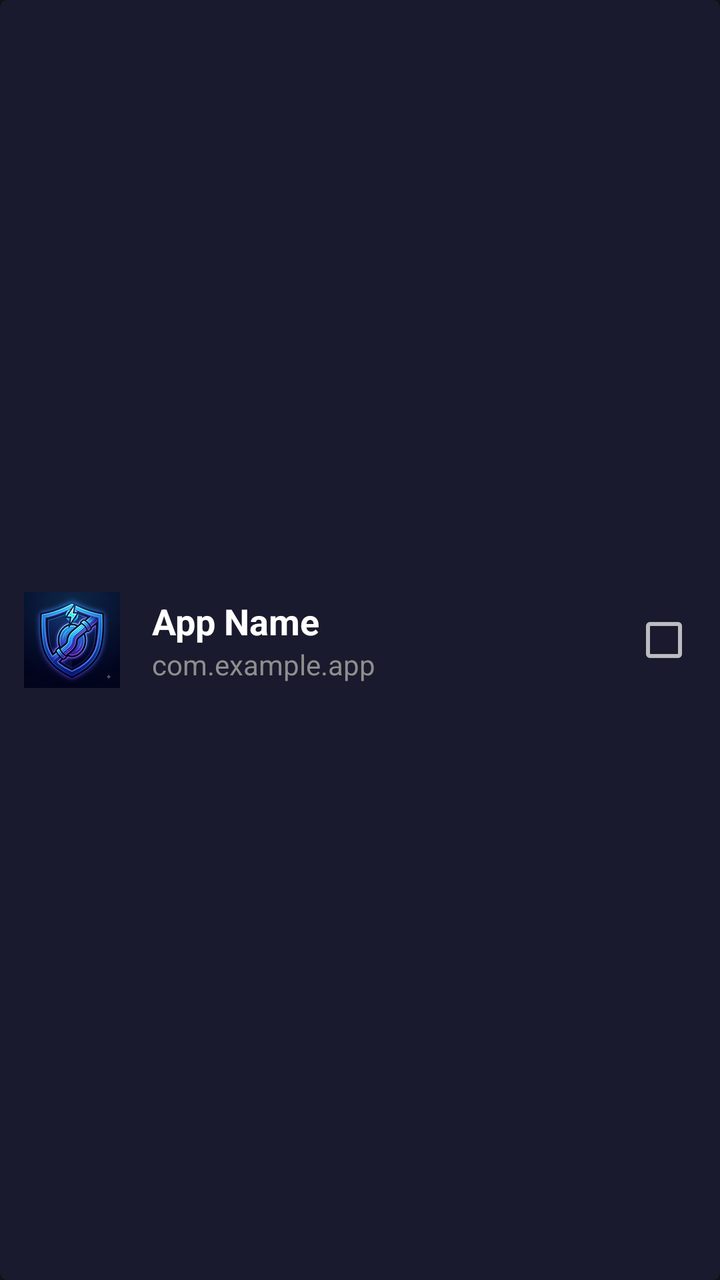
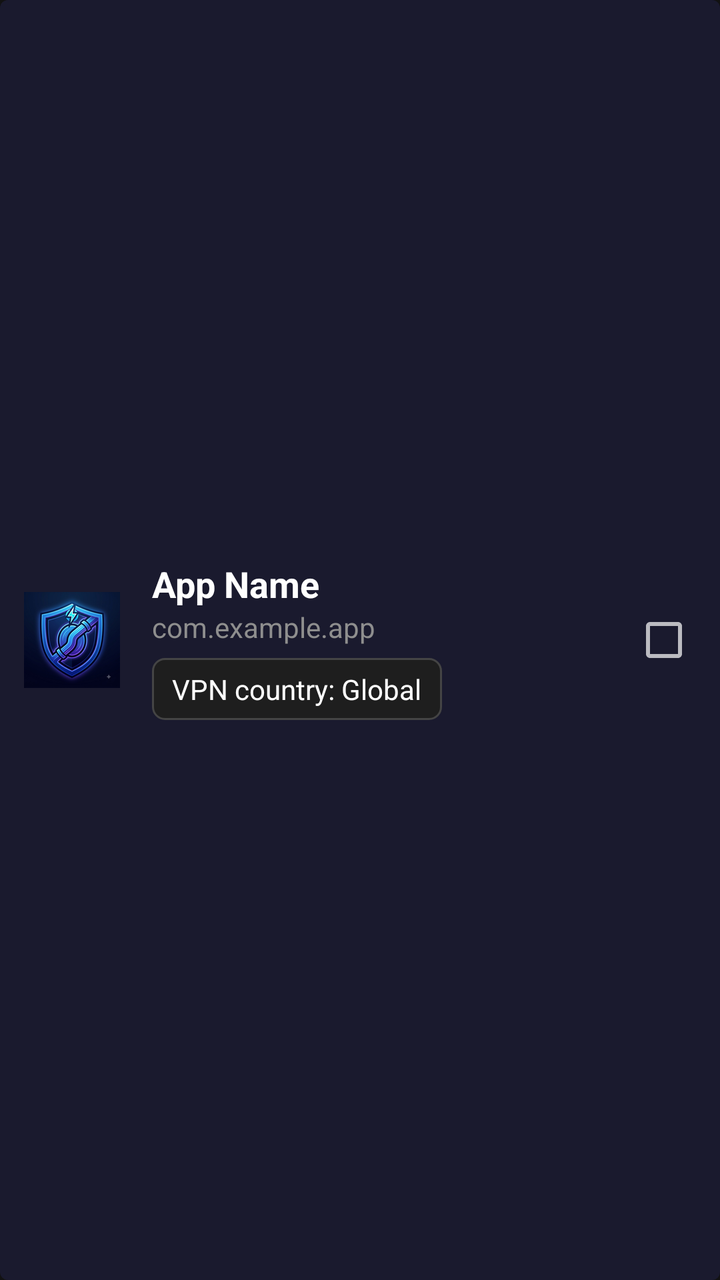

Compare the two renders of this Android layout. The source of the first and the diff that turns it into the second are given below.
<!-- AndroidManifest.xml: application theme Theme.TunnelGuard -->
<!-- res/layout/item_app_toggle.xml -->
<?xml version="1.0" encoding="utf-8"?>
<LinearLayout xmlns:android="http://schemas.android.com/apk/res/android"
    android:layout_width="match_parent"
    android:layout_height="wrap_content"
    android:orientation="horizontal"
    android:padding="12dp"
    android:gravity="center_vertical"
    android:background="@drawable/tv_item_selector"
    android:focusable="true"
    android:clickable="true"
    android:layout_marginBottom="4dp">

    <ImageView
        android:id="@+id/iv_app_icon"
        android:layout_width="48dp"
        android:layout_height="48dp"
        android:contentDescription="@null"
        android:importantForAccessibility="no"
        android:src="@drawable/ic_launcher" />

    <LinearLayout
        android:layout_width="0dp"
        android:layout_height="wrap_content"
        android:layout_weight="1"
        android:layout_marginStart="16dp"
        android:orientation="vertical">

        <TextView
            android:id="@+id/tv_app_name"
            android:layout_width="wrap_content"
            android:layout_height="wrap_content"
            android:textColor="@color/text_primary"
            android:textSize="18sp"
            android:textStyle="bold"
            android:text="App Name" />

        <TextView
            android:id="@+id/tv_app_package"
            android:layout_width="wrap_content"
            android:layout_height="wrap_content"
            android:textColor="@color/text_secondary"
            android:textSize="14sp"
            android:text="com.example.app" />

    </LinearLayout>

    <CheckBox
        android:id="@+id/cb_app_protect"
        android:layout_width="wrap_content"
        android:layout_height="wrap_content"
        android:focusable="false"
        android:clickable="false" />

</LinearLayout>
<!-- resources referenced by this layout -->
<resources>
  <color name="text_primary">#FFFFFF</color>
  <color name="text_secondary">#8E8E8E</color>
  <!-- drawable ic_launcher: png bitmap (drawable-hdpi, 9231 bytes) -->
  <!-- drawable tv_item_selector (drawable) -->
  <?xml version="1.0" encoding="utf-8"?>
  <selector xmlns:android="http://schemas.android.com/apk/res/android">
      <item android:state_focused="true">
          <shape android:shape="rectangle">
              <solid android:color="#2A2A3E" />
              <stroke android:width="2dp" android:color="@color/focus_highlight" />
              <corners android:radius="4dp" />
          </shape>
      </item>
      <item>
          <shape android:shape="rectangle">
              <solid android:color="#1A1A2E" />
              <corners android:radius="4dp" />
          </shape>
      </item>
  </selector>
  <style name="Theme.TunnelGuard" parent="Theme.AppCompat.NoActionBar">
          
          <item name="colorPrimary">@color/colorPrimary</item>
          <item name="colorPrimaryDark">@color/colorPrimaryDark</item>
          <item name="colorAccent">@color/colorAccent</item>
          <item name="android:windowBackground">@color/background_dark</item>
      </style>
  <color name="focus_highlight">#00ADB5</color>
  <color name="colorPrimary">#1A1A2E</color>
  <color name="colorPrimaryDark">#16213E</color>
  <color name="colorAccent">#E94560</color>
  <color name="background_dark">#121212</color>
</resources>

<!-- the commit's change to res/layout/item_app_toggle.xml (unified diff, before → after) -->
@@ -42,6 +42,20 @@
             android:textSize="14sp"
             android:text="com.example.app" />
 
+        <TextView
+            android:id="@+id/tv_app_country"
+            android:layout_width="wrap_content"
+            android:layout_height="wrap_content"
+            android:layout_marginTop="6dp"
+            android:background="@drawable/tv_button_selector"
+            android:clickable="true"
+            android:focusable="true"
+            android:paddingHorizontal="10dp"
+            android:paddingVertical="6dp"
+            android:text="VPN country: Global"
+            android:textColor="@color/text_primary"
+            android:textSize="14sp" />
+
     </LinearLayout>
 
     <CheckBox
<!-- resource entries referenced after the edit -->
@@ -3,6 +3,35 @@
   <color name="text_primary">#FFFFFF</color>
   <color name="text_secondary">#8E8E8E</color>
   <!-- drawable ic_launcher: png bitmap (drawable-hdpi, 9231 bytes) -->
+  <!-- drawable tv_button_selector (drawable) -->
+  <?xml version="1.0" encoding="utf-8"?>
+  <selector xmlns:android="http://schemas.android.com/apk/res/android">
+      
+      <item android:state_pressed="true">
+          <shape android:shape="rectangle">
+              <solid android:color="@color/colorAccent" />
+              <corners android:radius="6dp" />
+          </shape>
+      </item>
+  
+      
+      <item android:state_focused="true">
+          <shape android:shape="rectangle">
+              <solid android:color="@color/focus_highlight" />
+              <corners android:radius="6dp" />
+              <stroke android:width="2dp" android:color="#FFFFFF" />
+          </shape>
+      </item>
+  
+      
+      <item>
+          <shape android:shape="rectangle">
+              <solid android:color="@color/surface_dark" />
+              <corners android:radius="6dp" />
+              <stroke android:width="1dp" android:color="#444444" />
+          </shape>
+      </item>
+  </selector>
   <!-- drawable tv_item_selector (drawable) -->
   <?xml version="1.0" encoding="utf-8"?>
   <selector xmlns:android="http://schemas.android.com/apk/res/android">
@@ -27,10 +56,11 @@
           <item name="colorAccent">@color/colorAccent</item>
           <item name="android:windowBackground">@color/background_dark</item>
       </style>
+  <color name="colorAccent">#E94560</color>
   <color name="focus_highlight">#00ADB5</color>
+  <color name="surface_dark">#1E1E1E</color>
   <color name="colorPrimary">#1A1A2E</color>
   <color name="colorPrimaryDark">#16213E</color>
-  <color name="colorAccent">#E94560</color>
   <color name="background_dark">#121212</color>
 </resources>
 
